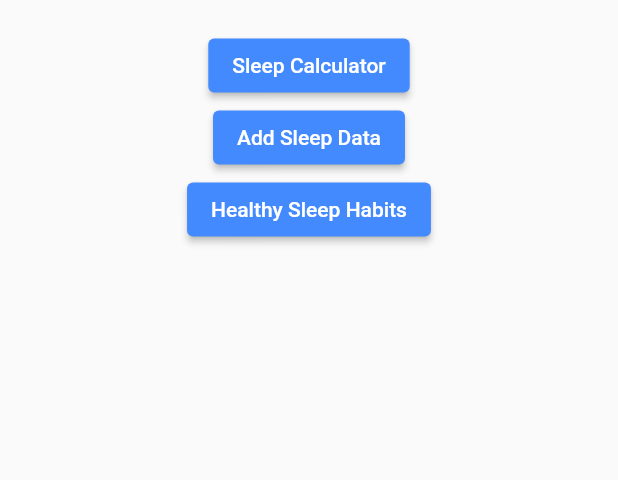
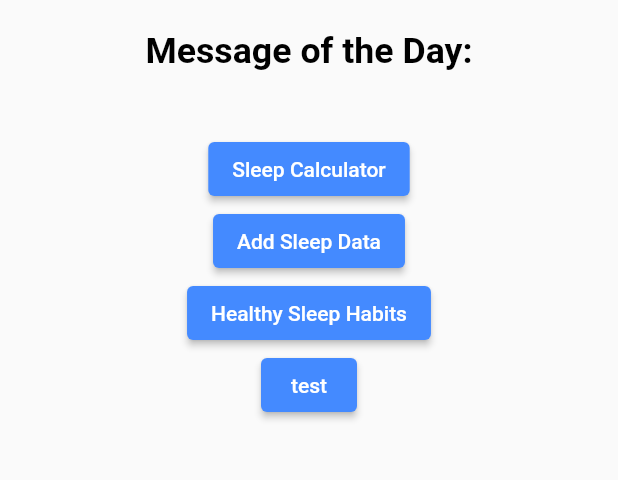
Before and after one commit to jakelang01/SweetDreams, a Flutter app: the screen it shows after launch, on a phone screen of 412 x 824 dp, the part 188-668 px from its top. Run offline on Flutter 3.47's test engine with Material 2 defaults, Android fonts, the light colour scheme and no system bars; our stand-ins replace cloud_firestore, firebase_core, flutter_rating_bar, shared_preferences; accounts and stored records are empty.

Commit message:
Refactor MyApp, add MOTD to home page
Message of the Day pulls from firestore. To get it to work, I had to make a separate stateful MyHomePage class.

```diff
--- a/lib/main.dart
+++ b/lib/main.dart
@@ -12,23 +12,32 @@ void main() {
   runApp(MyApp());
 }
 
-class MyApp extends StatelessWidget {
+class MyHomePage extends StatefulWidget {
+  const MyHomePage({super.key, required this.title});
+
+  final String title;
+
+  @override
+  State<MyHomePage> createState() => _MyHomePageState();
+}
+
+class _MyHomePageState extends State<MyHomePage> {
+
+  String dailyMessage = "";
+  final messageDB = FirebaseFirestore.instance.collection('Messages');
+
+  Future<void> getMOTD() async {
+    DocumentSnapshot data =  await messageDB.doc("MOTD").get();
+    String unformatted = data.data().toString();
+    setState(() {
+      dailyMessage = unformatted.substring(9,unformatted.length - 1);
+    });
+  }
+
   @override
   Widget build(BuildContext context) {
-    return FutureBuilder(
-      // Initialize FlutterFire
-      future: Firebase.initializeApp(),
-      builder: (context, snapshot) {
-        // check for errors
-        if (snapshot.hasError) {
-          print("couldn't connect");
-        }
-        // Once complete, show your application
-        if (snapshot.connectionState == ConnectionState.done) {
-          return MaterialApp(
-              home: Builder(
-                  builder: (context) =>
-                      Scaffold(
+    if (dailyMessage == "") getMOTD();
+    return Scaffold(
       appBar: AppBar(
         title: Text("Sweet Dreams"),
       ),
@@ -43,6 +52,20 @@ class MyApp extends StatelessWidget {
                       fontWeight: FontWeight.bold,
                       color: Colors.blueAccent),
                   textScaleFactor: 3,)
+                ,),
+              Text("Message of the Day:",
+                style: const TextStyle(
+                    fontWeight: FontWeight.bold,
+                    color: Colors.black),
+                textScaleFactor: 1.7,),
+              Padding(
+                padding: EdgeInsets.all(10.0),
+                child: Text(dailyMessage,
+                  style: const TextStyle(
+                      fontWeight: FontWeight.w500,
+                      fontStyle: FontStyle.italic,
+                      color: Colors.blueGrey),
+                  textScaleFactor: 1.3,)
                 ,),
               ElevatedButton(
                 style: ElevatedButton.styleFrom(
@@ -83,16 +106,46 @@ class MyApp extends StatelessWidget {
                           }));
                 },
               ),
+              ElevatedButton(
+                style: ElevatedButton.styleFrom(
+                    primary: Colors.blueAccent
+                ),
+                child: Text('test'),
+                onPressed: getMOTD,
+              ),
             ],
           )
       ),
-                      )
-              )
+    );
+  }}
+
+class MyApp extends StatelessWidget {
+  const MyApp({Key? key}) : super(key: key);
+
+  // This widget is the root of your application.
+  @override
+  Widget build(BuildContext context) {
+    return FutureBuilder(
+
+        future: Firebase.initializeApp(),
+        builder: (context, snapshot) {
+          if (snapshot.hasError) {
+            print("couldn't connect");
+          }
+          if (snapshot.connectionState == ConnectionState.done) {
+            return MaterialApp(
+              title: 'Flutter Demo',
+              theme: ThemeData(
+
+                primarySwatch: Colors.blue,
+              ),
+              home: const MyHomePage(title: 'Sweet Dreams'),
             );
           }
           Widget loading = MaterialApp();
           return loading;
-  });
+        }
+    );
   }
 }
 
--- a/pubspec.yaml
+++ b/pubspec.yaml
@@ -18,7 +18,7 @@ publish_to: 'none' # Remove this line if you wish to publish to pub.dev
 version: 1.0.0+1
 
 environment:
-  sdk: ">=2.12.0 <3.0.0"
+  sdk: ">=2.17.0 <3.0.0"
 
 dependencies:
   flutter:
```
Lines whose indentation alone changed are shown as unchanged.
